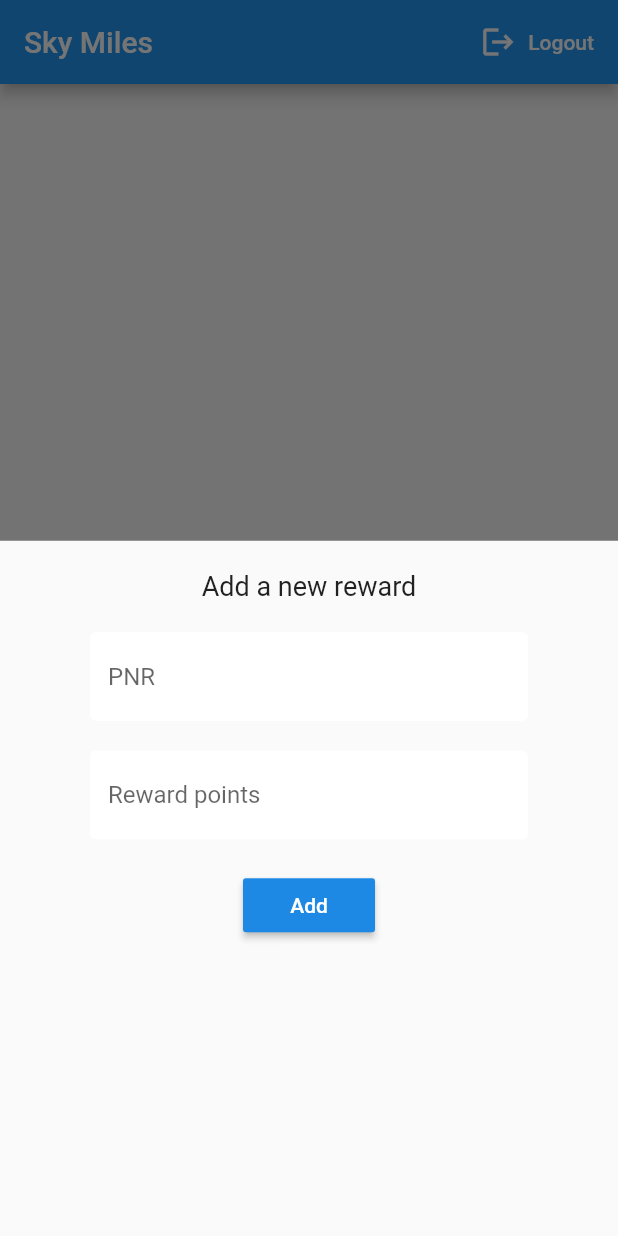
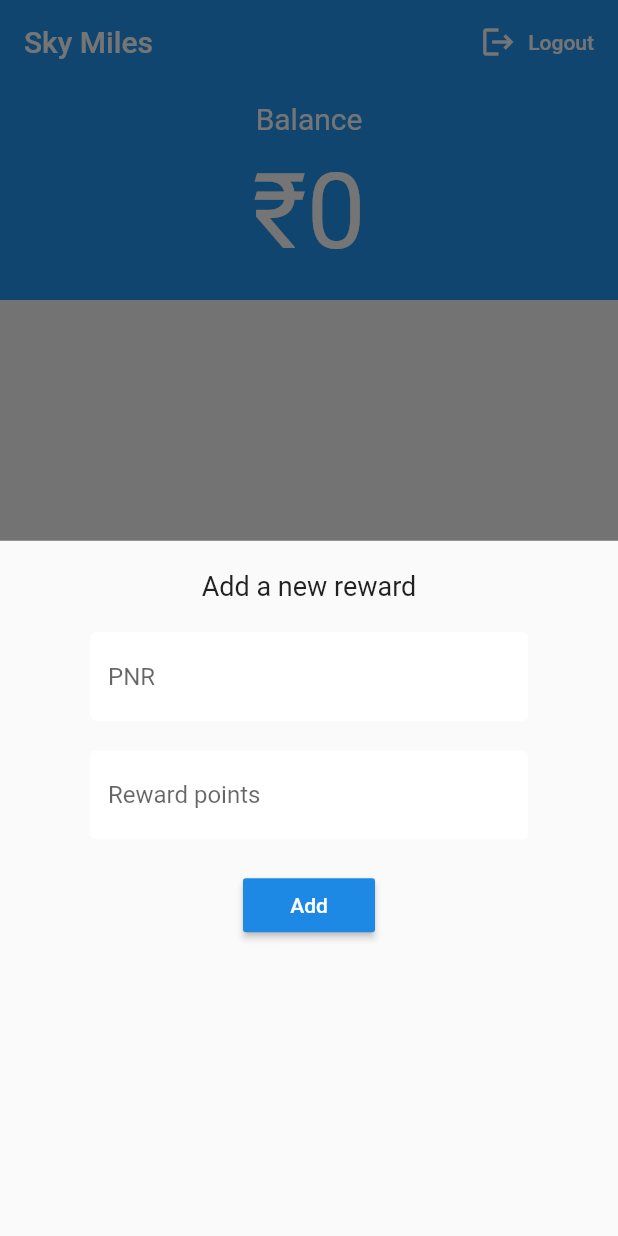
Before and after one commit to AdishWar/Airline-Rewards-App-Flutter, a Flutter app: the screen it shows once a user with an empty profile is signed in, after a tap on the "add" icon, on a phone screen of 412 x 824 dp. Run offline on Flutter 3.47's test engine with Material 2 defaults, Android fonts, the phone set to English and light mode, and no system bars; our stand-ins replace cloud_firestore, firebase_auth, firebase_core, flutter_spinkit, flutter_svg; accounts and stored records are empty.

Commit message:
Implemented Balance, SliverAppBar, etc

```diff
--- /dev/null
+++ b/lib/Screens/Home/flexible_space.dart
@@ -0,0 +1,58 @@
+import 'package:flutter/material.dart';
+import 'package:provider/provider.dart';
+import '../../Models/redeem.dart';
+import '../../Models/reward.dart';
+
+class FlexibleSpace extends StatelessWidget {
+
+  final int points;
+  FlexibleSpace({ this.points });
+
+  @override
+  Widget build(BuildContext context) {
+
+    final userRewards = Provider.of<List<Reward>>(context) ?? [];
+    final userRedeems = Provider.of<List<Redeem>>(context) ?? [];
+
+    int totalRewards = 0;
+    int totalRedeems = 0;
+    int totalRemainingPoints = 0;
+
+    for(var i = 0; i < userRewards.length; i++) {
+      totalRewards = totalRewards + userRewards[i].rewardPoints;
+    }
+
+    for(var i = 0; i < userRedeems.length; i++) {
+      totalRedeems = totalRedeems + userRedeems[i].redeemedAmount;
+    }
+
+    totalRemainingPoints = totalRewards - totalRedeems;
+
+    return Container(
+      padding: EdgeInsets.fromLTRB(0, 50, 0, 0),
+      height: 100,
+      child: Center(
+        child: Column(
+          mainAxisAlignment: MainAxisAlignment.center,
+          children: [
+            Text(
+              'Balance',
+              style: TextStyle(
+                color: Colors.white,
+                fontSize: 20,
+              ),
+            ),
+            SizedBox(height: 10,),
+            Text(
+              '₹'+totalRemainingPoints.toString(),
+              style: TextStyle(
+                color: Colors.white,
+                fontSize: 70,
+              ),
+            ),
+          ],
+        )
+      ),
+    );
+  }
+}
--- a/lib/Screens/Home/home.dart
+++ b/lib/Screens/Home/home.dart
@@ -4,11 +4,12 @@ import 'package:provider/provider.dart';
 import 'package:sky_miles/Models/redeem.dart';
 import 'package:sky_miles/Services/auth.dart';
 import 'package:sky_miles/Services/database.dart';
-import 'rewards_list.dart';
 import 'package:sky_miles/Models/MyUser.dart';
 import '../../Models/reward.dart';
 import 'addRewardForm.dart';
-import 'redeems_list.dart';
+import 'sliver_rewards_list.dart';
+import 'sliver_redeems_list.dart';
+import 'flexible_space.dart';
 
 class Home extends StatefulWidget {
   @override
@@ -19,9 +20,10 @@ class _HomeState extends State<Home> {
   final AuthService _auth = AuthService();
 
   int _currentIndex = 0;
-  final tabs = [
-    RewardsList(),
-    RedeemsList()
+
+  final sliverTabs = [
+    SliverRewardsList(),
+    SliverRedeemsList(),
   ];
 
   @override
@@ -46,8 +48,9 @@ class _HomeState extends State<Home> {
         value: DatabaseService(uid: uid).userRewardsStream,
         child: Scaffold(
 
-
-          appBar: AppBar(
+          body: CustomScrollView(
+            slivers: [
+              SliverAppBar(
                 title: Text('Sky Miles'),
                 actions: [
                   FlatButton.icon(
@@ -58,10 +61,18 @@ class _HomeState extends State<Home> {
                     },
                   ),
                 ],
+                pinned: true,
+                expandedHeight: 200,
+                flexibleSpace: FlexibleSpaceBar(
+                  // background: Text('Helllloooooooo'),
+                  background: FlexibleSpace(points: 100,),
+                ),
               ),
 
+              sliverTabs[_currentIndex],
+            ],
 
-          body: tabs[_currentIndex],
+          ),
 
 
           floatingActionButton: FloatingActionButton(
--- a/lib/Screens/Home/redeems_list.dart
+++ /dev/null
@@ -1,26 +0,0 @@
-import 'package:flutter/material.dart';
-import 'package:provider/provider.dart';
-import 'package:sky_miles/Models/redeem.dart';
-import 'package:sky_miles/Screens/Home/redeems_tile.dart';
-
-class RedeemsList extends StatefulWidget {
-  @override
-  _RedeemsListState createState() => _RedeemsListState();
-}
-
-class _RedeemsListState extends State<RedeemsList> {
-
-  @override
-  Widget build(BuildContext context) {
-     final userRedeems = Provider.of<List<Redeem>>(context) ?? [];
-
-    return ListView.builder(
-      itemCount: userRedeems.length,
-      itemBuilder: (context, index) {
-        return RedeemTile(redeem: userRedeems[index]);
-      },
-    );
-  }
-}
-
-// implement teh Listview, but first youll have to set the provider
--- a/lib/Screens/Home/rewards_list.dart
+++ /dev/null
@@ -1,29 +0,0 @@
-import 'package:flutter/material.dart';
-import 'package:provider/provider.dart';
-import '../../Models/reward.dart';
-import 'reward_tile.dart';
-
-class RewardsList extends StatefulWidget {
-  @override
-  _RewardsListState createState() => _RewardsListState();
-}
-
-class _RewardsListState extends State<RewardsList> {
-  @override
-  Widget build(BuildContext context) {
-
-    final userRewards = Provider.of<List<Reward>>(context) ?? [];
-
-    // userRewards.forEach((reward) {
-    //   print(reward.pnr);
-    //   print(reward.rewardPoints);
-    // });
-
-    return ListView.builder(
-      itemCount: userRewards.length,
-      itemBuilder: (context, index) {
-        return RewardTile(reward: userRewards[index]);
-      },
-    );
-  }
-}
--- /dev/null
+++ b/lib/Screens/Home/sliver_redeems_list.dart
@@ -0,0 +1,41 @@
+import 'package:flutter/material.dart';
+import 'package:provider/provider.dart';
+import '../../Models/redeem.dart';
+import 'redeems_tile.dart';
+
+class SliverRedeemsList extends StatefulWidget {
+  @override
+  _SliverRedeemsListState createState() => _SliverRedeemsListState();
+}
+
+class _SliverRedeemsListState extends State<SliverRedeemsList> {
+  @override
+  Widget build(BuildContext context) {
+
+    final userRedeems = Provider.of<List<Redeem>>(context) ?? [];
+
+    // userRewards.forEach((reward) {
+    //   print(reward.pnr);
+    //   print(reward.rewardPoints);
+    // });
+
+    return SliverList(
+      // key: ,
+      delegate: SliverChildBuilderDelegate((context, index) {
+        return RedeemTile(redeem: userRedeems[index]);
+      },
+      childCount: userRedeems.length
+      ),
+    );
+
+    // return ListView.builder(
+    //   itemCount: userRewards.length,
+    //   itemBuilder: (context, index) {
+    //     return RewardTile(reward: userRewards[index]);
+    //   },
+    // );
+
+
+  }
+
+}
--- /dev/null
+++ b/lib/Screens/Home/sliver_rewards_list.dart
@@ -0,0 +1,41 @@
+import 'package:flutter/material.dart';
+import 'package:provider/provider.dart';
+import '../../Models/reward.dart';
+import 'reward_tile.dart';
+
+class SliverRewardsList extends StatefulWidget {
+  @override
+  _SliverRewardsListState createState() => _SliverRewardsListState();
+}
+
+class _SliverRewardsListState extends State<SliverRewardsList> {
+  @override
+  Widget build(BuildContext context) {
+
+    final userRewards = Provider.of<List<Reward>>(context) ?? [];
+
+    // userRewards.forEach((reward) {
+    //   print(reward.pnr);
+    //   print(reward.rewardPoints);
+    // });
+
+    return SliverList(
+      // key: ,
+      delegate: SliverChildBuilderDelegate((context, index) {
+        return RewardTile(reward: userRewards[index]);
+      },
+      childCount: userRewards.length
+      ),
+    );
+
+    // return ListView.builder(
+    //   itemCount: userRewards.length,
+    //   itemBuilder: (context, index) {
+    //     return RewardTile(reward: userRewards[index]);
+    //   },
+    // );
+
+
+  }
+
+}
```
Lines whose indentation alone changed are shown as unchanged.
